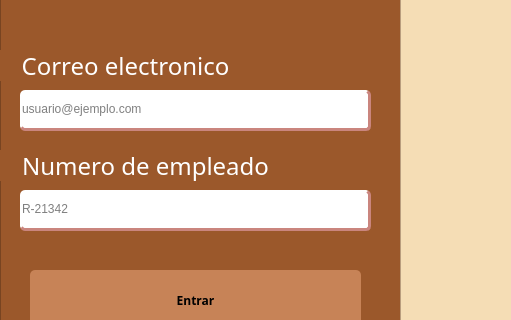
The window that gui/login.ui (asp-laboratories/BookingRoom_Software) describes before a commit, drawn with Qt 5; both pictures show x 0 to 511 and y 140 to 460 of the 927 by 659 pixel window.
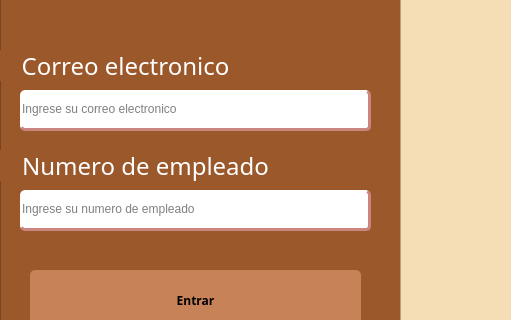
The same window after the commit. Icons and pictures are not drawn.

Commit message: feat(gui): Agregacion de nuevas funcionalidades a la pagina de reservacion y tabs en la mayoria de las paginas

Diff of the .ui file:
```diff
--- a/gui/login.ui
+++ b/gui/login.ui
@@ -129,7 +129,7 @@
 </string>
     </property>
     <property name="placeholderText">
-     <string>R-21342</string>
+     <string>Ingrese su numero de empleado</string>
     </property>
    </widget>
    <widget class="QLineEdit" name="leEmail">
@@ -150,7 +150,7 @@
 </string>
     </property>
     <property name="placeholderText">
-     <string>usuario@ejemplo.com</string>
+     <string>Ingrese su correo electronico</string>
     </property>
    </widget>
    <widget class="QLabel" name="titulo">
```
The commit also changes 4 other files.
